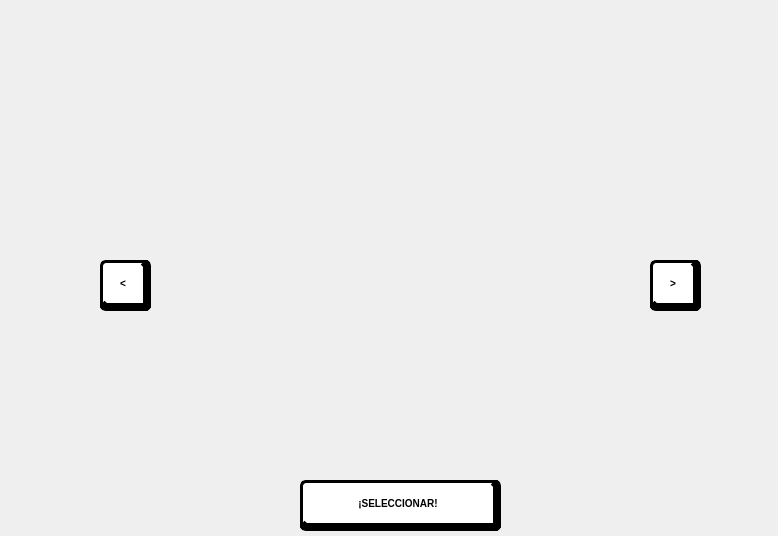
Before: the Qt Designer form client/Pantallas/lobbyscreen.ui in Taller-de-Programacion-2c2025-Grupo-20/TP_final-2025c2-Grupo20, drawn with Qt 5.
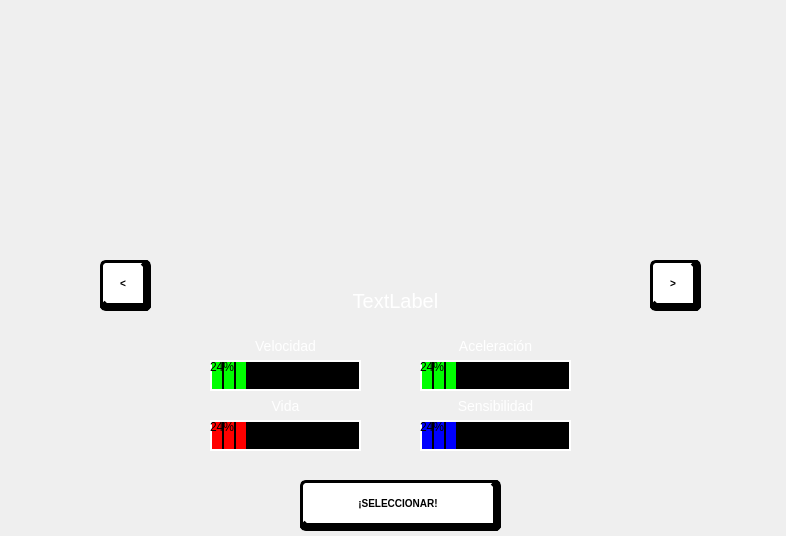
After: the same form once the commit is applied. The open tabs and pages were chosen to show the change.

Commit message: version final de lobbyscreen

Diff of the .ui file:
```diff
--- a/client/Pantallas/lobbyscreen.ui
+++ b/client/Pantallas/lobbyscreen.ui
@@ -6,7 +6,7 @@
    <rect>
     <x>0</x>
     <y>0</y>
-    <width>778</width>
+    <width>786</width>
     <height>536</height>
    </rect>
   </property>
@@ -402,7 +402,7 @@
      <property name="geometry">
       <rect>
        <x>240</x>
-       <y>160</y>
+       <y>50</y>
        <width>271</width>
        <height>201</height>
       </rect>
@@ -537,6 +537,219 @@
       <string>&gt;</string>
      </property>
     </widget>
+    <widget class="QLabel" name="label_Accel">
+     <property name="geometry">
+      <rect>
+       <x>180</x>
+       <y>320</y>
+       <width>171</width>
+       <height>31</height>
+      </rect>
+     </property>
+     <property name="styleSheet">
+      <string notr="true">font-family: &quot;Press Start 2P&quot;;
+color: #FFFFFF;
+font-size: 14px;</string>
+     </property>
+     <property name="text">
+      <string>Velocidad</string>
+     </property>
+     <property name="alignment">
+      <set>Qt::AlignCenter</set>
+     </property>
+    </widget>
+    <widget class="QLabel" name="label_Health">
+     <property name="geometry">
+      <rect>
+       <x>190</x>
+       <y>380</y>
+       <width>151</width>
+       <height>31</height>
+      </rect>
+     </property>
+     <property name="styleSheet">
+      <string notr="true">font-family: &quot;Press Start 2P&quot;;
+color: #FFFFFF;
+font-size: 14px;</string>
+     </property>
+     <property name="text">
+      <string>Vida</string>
+     </property>
+     <property name="alignment">
+      <set>Qt::AlignCenter</set>
+     </property>
+    </widget>
+    <widget class="QLabel" name="label_Speed">
+     <property name="geometry">
+      <rect>
+       <x>400</x>
+       <y>320</y>
+       <width>151</width>
+       <height>31</height>
+      </rect>
+     </property>
+     <property name="styleSheet">
+      <string notr="true">font-family: &quot;Press Start 2P&quot;;
+color: #FFFFFF;
+font-size: 14px;</string>
+     </property>
+     <property name="text">
+      <string>Aceleración</string>
+     </property>
+     <property name="alignment">
+      <set>Qt::AlignCenter</set>
+     </property>
+    </widget>
+    <widget class="QLabel" name="label_Sensitivity">
+     <property name="geometry">
+      <rect>
+       <x>390</x>
+       <y>380</y>
+       <width>171</width>
+       <height>31</height>
+      </rect>
+     </property>
+     <property name="styleSheet">
+      <string notr="true">font-family: &quot;Press Start 2P&quot;;
+color: #FFFFFF;
+font-size: 14px;</string>
+     </property>
+     <property name="text">
+      <string>Sensibilidad</string>
+     </property>
+     <property name="alignment">
+      <set>Qt::AlignCenter</set>
+     </property>
+    </widget>
+    <widget class="QProgressBar" name="bar_Accel">
+     <property name="geometry">
+      <rect>
+       <x>190</x>
+       <y>350</y>
+       <width>151</width>
+       <height>31</height>
+      </rect>
+     </property>
+     <property name="styleSheet">
+      <string notr="true">QProgressBar {
+    border: 2px solid white;
+    background-color: #000000;
+    border-radius: 0px;
+    height: 15px;  
+}
+
+QProgressBar::chunk {
+    background-color: #00FF00;
+    width: 10px;
+    margin-right: 2px;  
+}</string>
+     </property>
+     <property name="value">
+      <number>24</number>
+     </property>
+    </widget>
+    <widget class="QProgressBar" name="bar_Health">
+     <property name="geometry">
+      <rect>
+       <x>190</x>
+       <y>410</y>
+       <width>151</width>
+       <height>31</height>
+      </rect>
+     </property>
+     <property name="styleSheet">
+      <string notr="true">QProgressBar {
+    border: 2px solid white;
+    background-color: #000000;
+    border-radius: 0px;
+    height: 15px;  
+}
+
+QProgressBar::chunk {
+    background-color: #FF0000;
+    width: 10px;
+    margin-right: 2px;  
+}</string>
+     </property>
+     <property name="value">
+      <number>24</number>
+     </property>
+    </widget>
+    <widget class="QProgressBar" name="bar_Speed">
+     <property name="geometry">
+      <rect>
+       <x>400</x>
+       <y>350</y>
+       <width>151</width>
+       <height>31</height>
+      </rect>
+     </property>
+     <property name="styleSheet">
+      <string notr="true">QProgressBar {
+    border: 2px solid white;
+    background-color: #000000;
+    border-radius: 0px;
+    height: 15px;  
+}
+
+QProgressBar::chunk {
+    background-color: #00FF00;
+    width: 10px;
+    margin-right: 2px;  
+}</string>
+     </property>
+     <property name="value">
+      <number>24</number>
+     </property>
+    </widget>
+    <widget class="QProgressBar" name="bar_Sensitivity">
+     <property name="geometry">
+      <rect>
+       <x>400</x>
+       <y>410</y>
+       <width>151</width>
+       <height>31</height>
+      </rect>
+     </property>
+     <property name="styleSheet">
+      <string notr="true">QProgressBar {
+    border: 2px solid white;
+    background-color: #000000;
+    border-radius: 0px;
+    height: 15px;  
+}
+
+QProgressBar::chunk {
+    background-color: #0000FF;
+    width: 10px;
+    margin-right: 2px;  
+}</string>
+     </property>
+     <property name="value">
+      <number>24</number>
+     </property>
+    </widget>
+    <widget class="QLabel" name="label_CarName">
+     <property name="geometry">
+      <rect>
+       <x>250</x>
+       <y>270</y>
+       <width>251</width>
+       <height>41</height>
+      </rect>
+     </property>
+     <property name="styleSheet">
+      <string notr="true">font-family: &quot;Press Start 2P&quot;;
+color: #FFFFFF;
+font-size: 20px;</string>
+     </property>
+     <property name="text">
+      <string>TextLabel</string>
+     </property>
+     <property name="alignment">
+      <set>Qt::AlignCenter</set>
+     </property>
+    </widget>
    </widget>
    <widget class="QWidget" name="page_Selection">
     <widget class="QPushButton" name="createButton">
```
Left out of the diff: 2 changed lines with no effect on the pictures. The commit also changes 2 other files.
